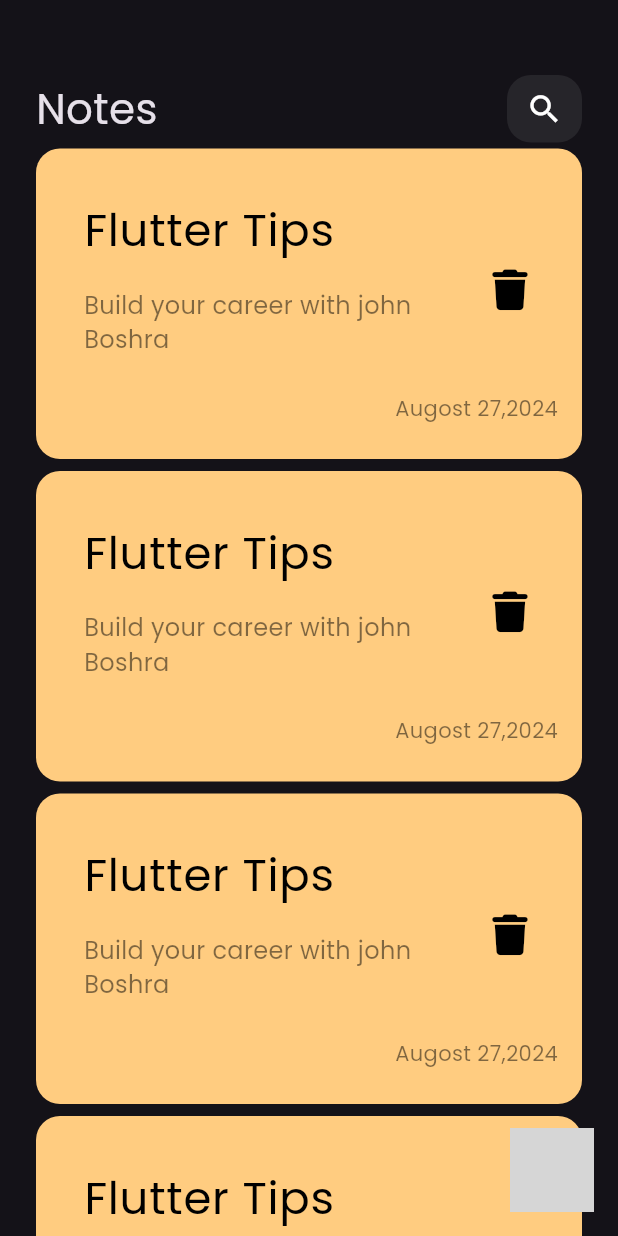
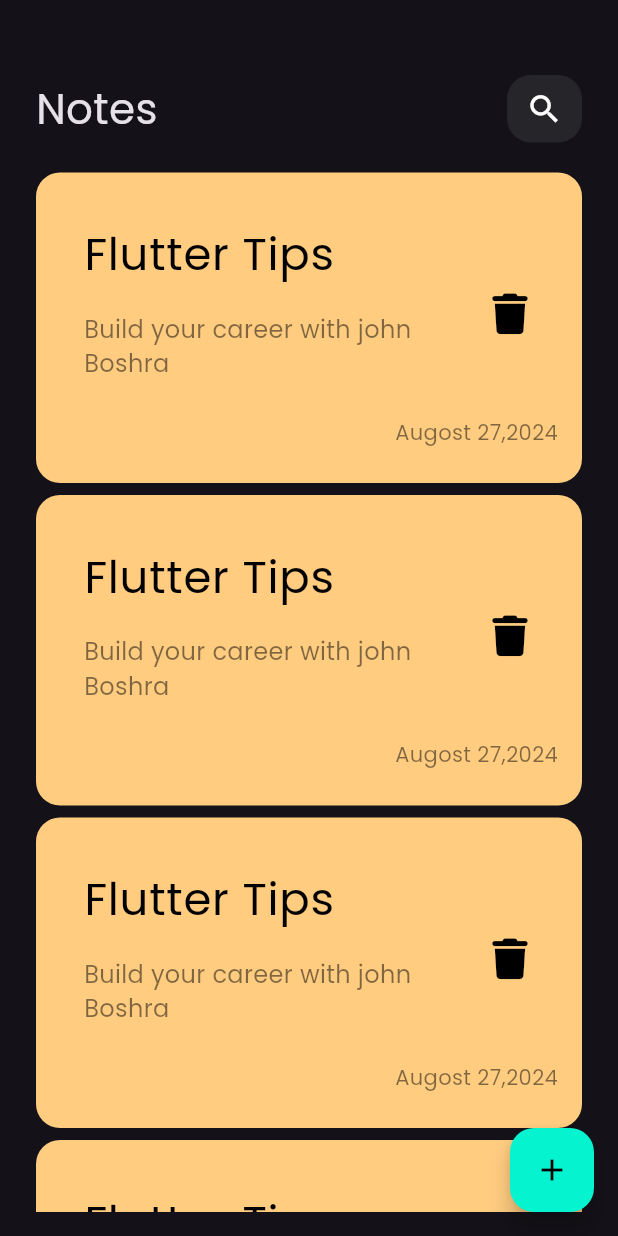
Before and after one commit to johnboshra88/nots_app, a Flutter app: the screen it shows after launch, on a phone screen of 412 x 824 dp. Run offline on Flutter 3.47's test engine with Material 3 defaults, Android fonts, the phone set to English and light mode, and no system bars; our stand-ins replace font_awesome_flutter; grey boxes are pictures that could not be loaded.

```diff
--- a/lib/views/nots_view.dart
+++ b/lib/views/nots_view.dart
@@ -1,4 +1,5 @@
 import 'package:flutter/material.dart';
+import 'package:nots_app/widgets/add_note_bottem_sheet.dart';
 import 'package:nots_app/widgets/notes_view_body.dart';
 
 class NotesView extends StatelessWidget {
@@ -7,15 +8,21 @@ class NotesView extends StatelessWidget {
   @override
   Widget build(BuildContext context) {
     return Scaffold(
-      floatingActionButton: FloatingActionButton( ,
+      floatingActionButton: FloatingActionButton(
         backgroundColor: const Color.fromARGB(255, 6, 243, 207),
-        onPressed: () {},
-        child: Icon(
+        onPressed: () {
+          showModalBottomSheet(
+              context: context,
+              builder: (context) {
+                return const AddNoteBottemSheet();
+              });
+        },
+        child: const Icon(
           Icons.add,
           color: Colors.black,
         ),
       ),
-      body: NotsViewBody(),
+      body: const NotsViewBody(),
     );
   }
 }
--- a/lib/widgets/notes_list_view.dart
+++ b/lib/widgets/notes_list_view.dart
@@ -7,11 +7,16 @@ class NotesListView extends StatelessWidget {
 
   @override
   Widget build(BuildContext context) {
-    return ListView.builder(itemBuilder: (context, index) {
-      return const Padding(
-        padding: EdgeInsets.symmetric(vertical: 4),
-        child: NoteItem(),
-      );
-    });
+    return Padding(
+      padding: const EdgeInsets.symmetric(vertical: 16),
+      child: ListView.builder(
+          padding: EdgeInsets.zero,
+          itemBuilder: (context, index) {
+            return const Padding(
+              padding: EdgeInsets.symmetric(vertical: 4),
+              child: NoteItem(),
+            );
+          }),
+    );
   }
 }
```
Also changed, not shown: lib/widgets/add_note_bottem_sheet.dart (added, +10 -0 lines).
